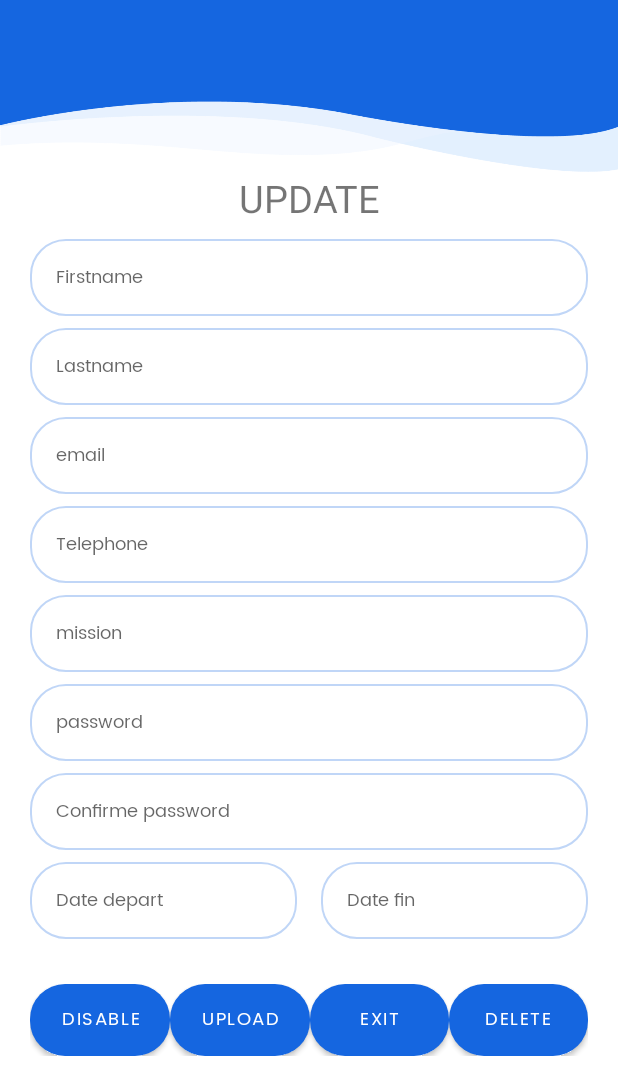
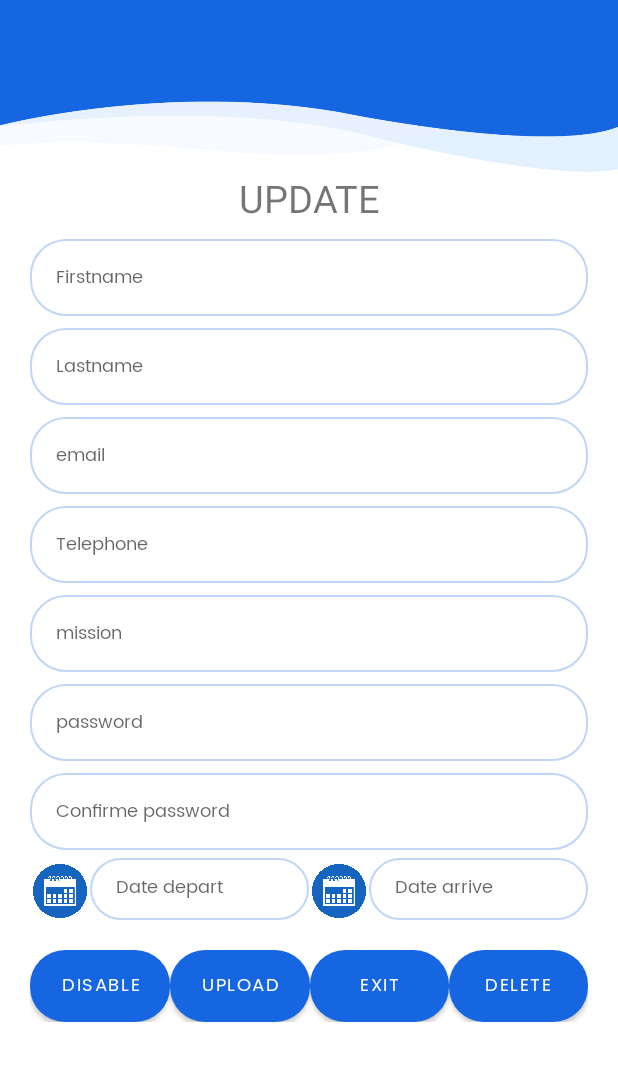
Before and after one commit to oussabl/ProjetLibree, an Android app: the Update screen opened directly, with no data from a screen before it, on a phone screen of 412 x 824 dp, the part 161-1236 px from its top. Run offline under Robolectric (Android 15) with nearby library versions, the phone set to English and light mode, and no system bars; our stand-ins replace Firebase (no records; nobody signed in at launch, a user with empty details on screens opened directly); 9 statements that could not run were skipped.

Commit message:
Oussama Belarbi Modifier some Attribut

```diff
--- a/app/src/main/AndroidManifest.xml
+++ b/app/src/main/AndroidManifest.xml
@@ -9,9 +9,6 @@
         android:roundIcon="@mipmap/ic_launcher_round"
         android:supportsRtl="true"
         android:theme="@style/Theme.ProjetLibre.NoActionBar">
-        <activity
-            android:name=".delete"
-            android:exported="true" />
         <activity
             android:name=".Update"
             android:exported="true" />
@@ -32,7 +29,6 @@
             android:exported="true">
             <intent-filter>
                 <action android:name="android.intent.action.MAIN" />
-
                 <category android:name="android.intent.category.LAUNCHER" />
             </intent-filter>
         </activity>
--- a/app/src/main/java/com/example/projetlibre/List.java
+++ b/app/src/main/java/com/example/projetlibre/List.java
@@ -73,4 +73,10 @@ public class List extends AppCompatActivity {
         Intent intent = new Intent(getApplicationContext(), Home.class);
         startActivity(intent);
 }
+
+    public void onbackk(View view) {
+        back = findViewById(R.id.btn_back);
+        Intent intent = new Intent(getApplicationContext(), Home.class);
+        startActivity(intent);
+    }
 }
--- a/app/src/main/java/com/example/projetlibre/MainActivity.java
+++ b/app/src/main/java/com/example/projetlibre/MainActivity.java
@@ -82,6 +82,7 @@ public class MainActivity extends AppCompatActivity {
                     intent_Chercher.putExtra("tel", emp.getTelephone());
                     intent_Chercher.putExtra("mission", emp.getMission());
                     intent_Chercher.putExtra("date_dep", emp.getDate_depart());
+                    intent_Chercher.putExtra("date_fin", emp.getDate_fin());
                     intent_Chercher.putExtra("email", emp.getEmail());
                     intent_Chercher.putExtra("password", emp.getPassword());
                     startActivity(intent_Chercher);
--- a/app/src/main/java/com/example/projetlibre/Register.java
+++ b/app/src/main/java/com/example/projetlibre/Register.java
@@ -179,7 +179,9 @@ public class Register extends AppCompatActivity{
         alertDialog=builder.create();
         alertDialog.show();
     }
-/*
+
+
+    /*
     @SuppressLint("SetTextI18n")
     public void Calclick1(View view) {
         AlertDialog.Builder builder1 = new AlertDialog.Builder(this);
--- a/app/src/main/res/layout/activity_update.xml
+++ b/app/src/main/res/layout/activity_update.xml
@@ -186,6 +186,7 @@
                         android.support.design:layout_constraintStart_toStartOf="parent"
                         android.support.design:layout_constraintTop_toBottomOf="@+id/idms"
                         tools:ignore="MissingConstraints" />
+
                     <EditText
                         android:id="@+id/cpassword"
                         android:layout_width="match_parent"
@@ -206,59 +207,109 @@
                         android.support.design:layout_constraintHorizontal_bias="0.0"
                         android.support.design:layout_constraintTop_toBottomOf="@+id/idpw"
                         tools:ignore="MissingConstraints" />
+
                     <LinearLayout
                         android:id="@+id/linearLayout2"
                         android:layout_width="match_parent"
                         android:layout_height="wrap_content"
                         android:layout_marginStart="20dp"
                         android:layout_marginEnd="20dp"
-                        android:layout_marginBottom="10dp"
-                        android:orientation="horizontal"
+                        android:orientation="vertical"
                         android.support.design:layout_constraintBottom_toTopOf="@+id/linearLayout"
                         android.support.design:layout_constraintEnd_toEndOf="parent"
                         android.support.design:layout_constraintStart_toStartOf="parent"
                         android.support.design:layout_constraintTop_toBottomOf="@+id/cpassword"
                         tools:ignore="MissingConstraints">
 
+                        <androidx.constraintlayout.widget.ConstraintLayout
+                            android:layout_width="match_parent"
+                            android:layout_height="match_parent">
+
+                            <LinearLayout
+                                android:layout_width="match_parent"
+                                android:layout_height="match_parent"
+                                android:layout_marginTop="5dp"
+                                android:orientation="vertical"
+                                android.support.design:layout_constraintTop_toTopOf="parent">
+
+                                <LinearLayout
+                                    android:layout_width="match_parent"
+                                    android:layout_height="match_parent"
+                                    android:orientation="horizontal">
+
+                                    <LinearLayout
+                                        android:layout_width="match_parent"
+                                        android:layout_height="match_parent"
+                                        android:layout_weight="1"
+                                        android:gravity="center">
+
+                                        <ImageView
+                                            android:layout_width="40dp"
+                                            android:layout_height="40dp"
+                                            android:layout_marginTop="1dp"
+                                            android:foregroundGravity="center"
+                                            android:onClick="Calclick"
+                                            android:padding="2dp"
+                                            android:src="@drawable/cal"
+                                            tools:ignore="TouchTargetSizeCheck,SpeakableTextPresentCheck" />
+
                                         <EditText
                                             android:id="@+id/iddp"
                                             android:layout_width="match_parent"
-                            android:layout_height="wrap_content"
-                            android:layout_marginTop="8dp"
-                            android:layout_marginRight="8dp"
-                            android:layout_weight="1"
+                                            android:layout_height="match_parent"
                                             android:background="@drawable/blue_border_rounded_cornwe"
+                                            android:enabled="false"
                                             android:fontFamily="@font/poppins_regular"
                                             android:hint="@string/date_depart"
                                             android:inputType="text"
                                             android:maxLines="1"
                                             android:paddingLeft="17dp"
-                            android:paddingTop="15dp"
-                            android:paddingBottom="15dp"
+                                            android:paddingTop="11dp"
+                                            android:paddingBottom="11dp"
                                             android:textCursorDrawable="@drawable/cursor_color"
                                             android:textSize="12sp"
-                            android.support.design:layout_constraintTop_toBottomOf="@+id/cpassword"
-                            tools:ignore="MissingConstraints" />
+                                            tools:ignore="MissingConstraints,TouchTargetSizeCheck" />
+                                    </LinearLayout>
+
+                                    <LinearLayout
+                                        android:layout_width="match_parent"
+                                        android:layout_height="match_parent"
+                                        android:layout_weight="1"
+                                        android:gravity="center">
+
+                                        <ImageView
+                                            android:layout_width="40dp"
+                                            android:layout_height="40dp"
+                                            android:layout_marginTop="1dp"
+                                            android:foregroundGravity="center"
+                                            android:onClick="Calclick"
+                                            android:padding="2dp"
+                                            android:src="@drawable/cal"
+                                            tools:ignore="TouchTargetSizeCheck,SpeakableTextPresentCheck" />
 
                                         <EditText
                                             android:id="@+id/id_datefin"
                                             android:layout_width="match_parent"
-                            android:layout_height="wrap_content"
-                            android:layout_marginLeft="8dp"
-                            android:layout_marginTop="8dp"
-                            android:layout_weight="1"
+                                            android:layout_height="match_parent"
                                             android:background="@drawable/blue_border_rounded_cornwe"
+                                            android:enabled="false"
                                             android:fontFamily="@font/poppins_regular"
-                            android:hint="@string/datefin"
+                                            android:hint="@string/date_arrive"
                                             android:inputType="text"
                                             android:maxLines="1"
                                             android:paddingLeft="17dp"
-                            android:paddingTop="15dp"
-                            android:paddingBottom="15dp"
+                                            android:paddingTop="11dp"
+                                            android:paddingBottom="11dp"
                                             android:textCursorDrawable="@drawable/cursor_color"
                                             android:textSize="12sp"
-                            android.support.design:layout_constraintTop_toBottomOf="@+id/cpassword"
-                            tools:ignore="MissingConstraints" />
+                                            tools:ignore="MissingConstraints,TouchTargetSizeCheck" />
+                                    </LinearLayout>
+
+                                </LinearLayout>
+
+                            </LinearLayout>
+
+                        </androidx.constraintlayout.widget.ConstraintLayout>
 
 
                     </LinearLayout>
```
Also changed, not shown: app/src/main/java/com/example/projetlibre/Update.java (+43 -5 lines), app/src/main/res/layout/activity_userlist.xml (+10 -0 lines), app/src/main/res/drawable/backk.png (added). Lines whose indentation alone changed are shown as unchanged.
